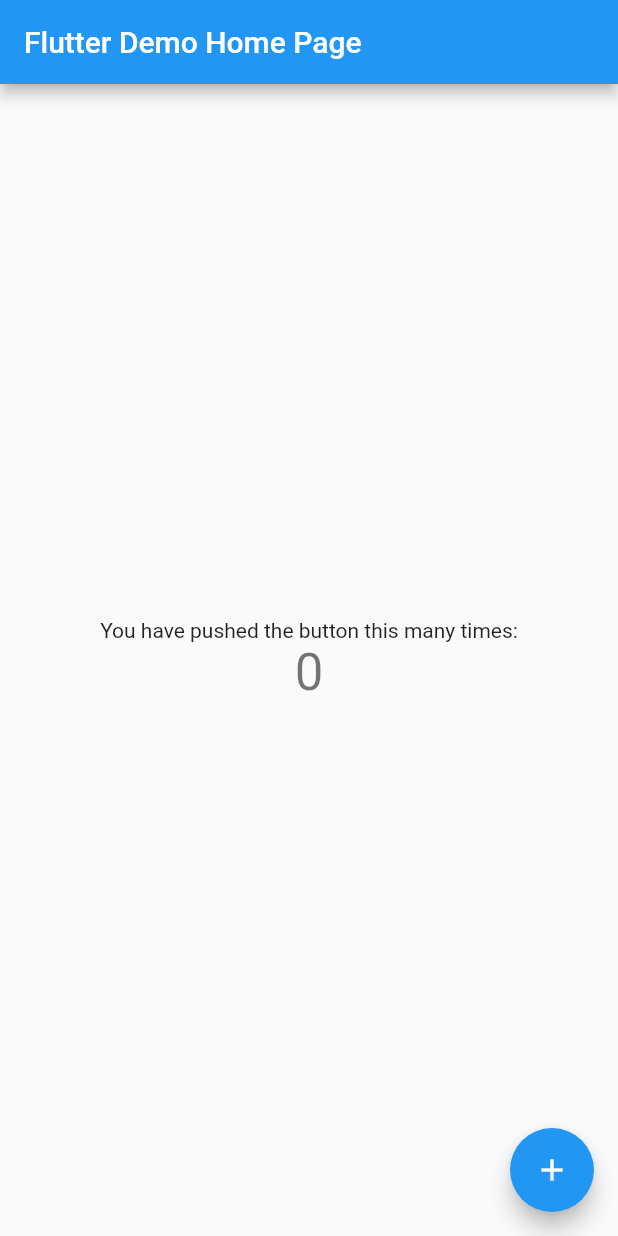
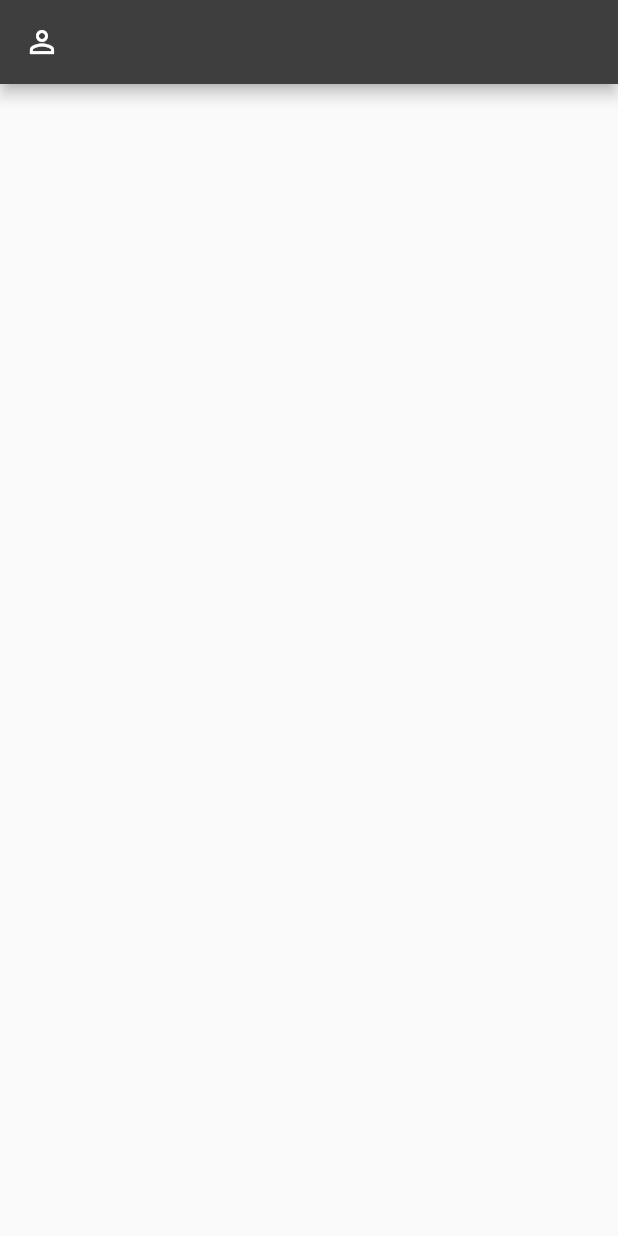
Before and after one commit to bath0ry/top_app_clone, a Flutter app: the screen it shows after launch, on a phone screen of 412 x 824 dp. Run offline on Flutter 3.47's test engine with Material 2 defaults, Android fonts, the phone set to English and light mode, and no system bars.

Commit message:
criação appbar

```diff
--- /dev/null
+++ b/lib/home_page.dart
@@ -0,0 +1,18 @@
+import 'package:flutter/material.dart';
+
+class HomePage extends StatelessWidget {
+  const HomePage({Key? key}) : super(key: key);
+
+  @override
+  Widget build(BuildContext context) {
+    return Scaffold(
+      appBar: AppBar(
+        leading: GestureDetector(
+          onTap: () {},
+          child: Icon(Icons.person_outline),
+        ),
+        backgroundColor: Color.fromARGB(255, 63, 62, 62),
+      ),
+    );
+  }
+}
--- a/lib/main.dart
+++ b/lib/main.dart
@@ -1,4 +1,5 @@
 import 'package:flutter/material.dart';
+import 'package:top_app_clone/home_page.dart';
 
 void main() {
   runApp(const MyApp());
@@ -7,109 +8,15 @@ void main() {
 class MyApp extends StatelessWidget {
   const MyApp({Key? key}) : super(key: key);
 
-  // This widget is the root of your application.
   @override
   Widget build(BuildContext context) {
     return MaterialApp(
+      debugShowCheckedModeBanner: false,
       title: 'Flutter Demo',
       theme: ThemeData(
-        // This is the theme of your application.
-        //
-        // Try running your application with "flutter run". You'll see the
-        // application has a blue toolbar. Then, without quitting the app, try
-        // changing the primarySwatch below to Colors.green and then invoke
-        // "hot reload" (press "r" in the console where you ran "flutter run",
-        // or simply save your changes to "hot reload" in a Flutter IDE).
-        // Notice that the counter didn't reset back to zero; the application
-        // is not restarted.
         primarySwatch: Colors.blue,
       ),
-      home: const MyHomePage(title: 'Flutter Demo Home Page'),
+      home: HomePage(),
     );
   }
 }
-
-class MyHomePage extends StatefulWidget {
-  const MyHomePage({Key? key, required this.title}) : super(key: key);
-
-  // This widget is the home page of your application. It is stateful, meaning
-  // that it has a State object (defined below) that contains fields that affect
-  // how it looks.
-
-  // This class is the configuration for the state. It holds the values (in this
-  // case the title) provided by the parent (in this case the App widget) and
-  // used by the build method of the State. Fields in a Widget subclass are
-  // always marked "final".
-
-  final String title;
-
-  @override
-  State<MyHomePage> createState() => _MyHomePageState();
-}
-
-class _MyHomePageState extends State<MyHomePage> {
-  int _counter = 0;
-
-  void _incrementCounter() {
-    setState(() {
-      // This call to setState tells the Flutter framework that something has
-      // changed in this State, which causes it to rerun the build method below
-      // so that the display can reflect the updated values. If we changed
-      // _counter without calling setState(), then the build method would not be
-      // called again, and so nothing would appear to happen.
-      _counter++;
-    });
-  }
-
-  @override
-  Widget build(BuildContext context) {
-    // This method is rerun every time setState is called, for instance as done
-    // by the _incrementCounter method above.
-    //
-    // The Flutter framework has been optimized to make rerunning build methods
-    // fast, so that you can just rebuild anything that needs updating rather
-    // than having to individually change instances of widgets.
-    return Scaffold(
-      appBar: AppBar(
-        // Here we take the value from the MyHomePage object that was created by
-        // the App.build method, and use it to set our appbar title.
-        title: Text(widget.title),
-      ),
-      body: Center(
-        // Center is a layout widget. It takes a single child and positions it
-        // in the middle of the parent.
-        child: Column(
-          // Column is also a layout widget. It takes a list of children and
-          // arranges them vertically. By default, it sizes itself to fit its
-          // children horizontally, and tries to be as tall as its parent.
-          //
-          // Invoke "debug painting" (press "p" in the console, choose the
-          // "Toggle Debug Paint" action from the Flutter Inspector in Android
-          // Studio, or the "Toggle Debug Paint" command in Visual Studio Code)
-          // to see the wireframe for each widget.
-          //
-          // Column has various properties to control how it sizes itself and
-          // how it positions its children. Here we use mainAxisAlignment to
-          // center the children vertically; the main axis here is the vertical
-          // axis because Columns are vertical (the cross axis would be
-          // horizontal).
-          mainAxisAlignment: MainAxisAlignment.center,
-          children: <Widget>[
-            const Text(
-              'You have pushed the button this many times:',
-            ),
-            Text(
-              '$_counter',
-              style: Theme.of(context).textTheme.headline4,
-            ),
-          ],
-        ),
-      ),
-      floatingActionButton: FloatingActionButton(
-        onPressed: _incrementCounter,
-        tooltip: 'Increment',
-        child: const Icon(Icons.add),
-      ), // This trailing comma makes auto-formatting nicer for build methods.
-    );
-  }
-}
```
